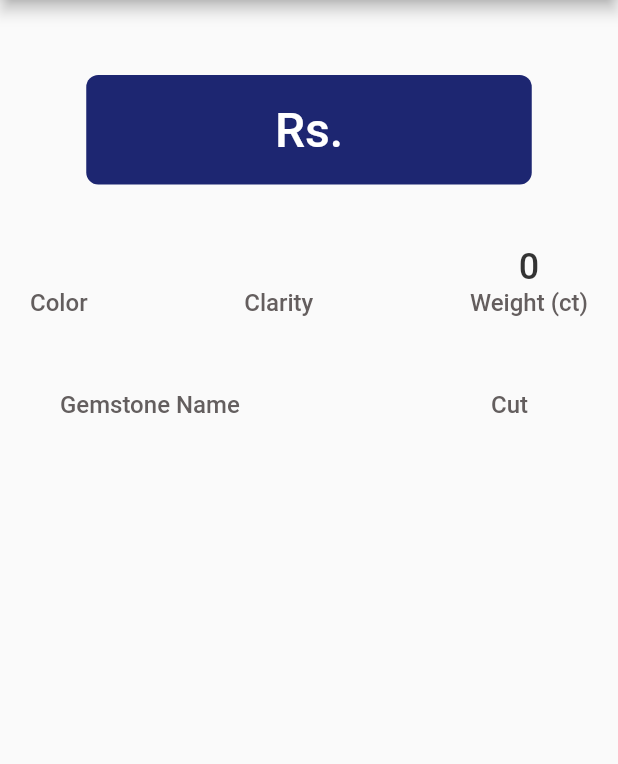
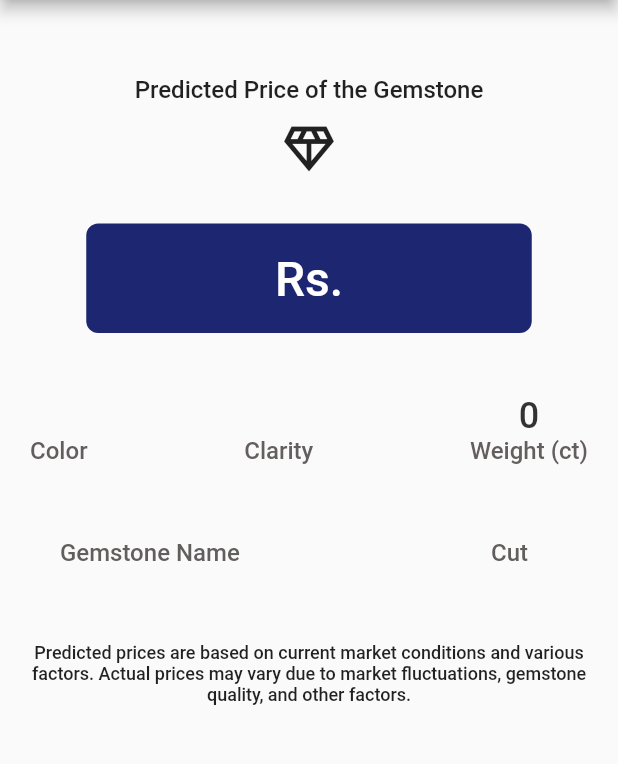
Before and after one commit to NuvinduSenarathne/Gemo_Mobile, a Flutter app: the PricePredictionResult screen opened directly with empty values, on a phone screen of 412 x 824 dp, the part 84-848 px from its top. Run offline on Flutter 3.47's test engine with Material 2 defaults, Android fonts, the phone set to English and light mode, and no system bars; our stand-ins replace camera, carousel_slider, cloud_firestore, firebase_auth, firebase_core, image_picker and 2 more; accounts and stored records are empty.

Commit message:
Major Changes

```diff
--- a/lib/screens/pricePrediction.dart
+++ b/lib/screens/pricePrediction.dart
@@ -43,7 +43,7 @@ class _PricePredictionState extends State<PricePrediction> {
   ];
   final List<String> cuts = [
     'Oval',
-    'Round',
+    'Peer',
     'Emerald',
     'Heart',
   ];
@@ -58,7 +58,7 @@ class _PricePredictionState extends State<PricePrediction> {
   final now = DateTime.now();
 
   Future<void> sendPredictionRequest(Map<String, dynamic> inputValues) async {
-    final url = Uri.parse('http://10.0.2.2:5001/predict');
+    final url = Uri.parse('http://10.0.2.2:5001/priceprediction');
     final headers = {
       'Content-Type': 'application/json', // Set the correct Content-Type header
     };
@@ -70,15 +70,14 @@ class _PricePredictionState extends State<PricePrediction> {
     );
 
     if (response.statusCode == 200) {
-      // print(response.body);
-      setState(() {
-        inputValues['Price'] = response.body;
-        print(inputValues);
-      });
-      // final responseData = json.decode(response.body);
-      // final predictedPrice = responseData['predicted_price'];
+      print(response.body);
+      final responseData = json.decode(response.body);
+      final predictedPrice = responseData['predicted_price'];
       // Process the predicted price as needed
-      // print('Predicted Price: $predictedPrice');
+      print('Predicted Price: $predictedPrice');
+
+      // Set the predicted price in your inputValues map
+      inputValues['Price'] = predictedPrice.toString();
     } else {
       print(
           'Failed to send prediction request. Status code: ${response.statusCode}');
--- a/lib/screens/pricePredictionResult.dart
+++ b/lib/screens/pricePredictionResult.dart
@@ -56,6 +56,20 @@ class _PricePredictionResultState extends State<PricePredictionResult> {
         child: Column(
           crossAxisAlignment: CrossAxisAlignment.center,
           children: [
+            Container(
+              margin: const EdgeInsets.fromLTRB(0, 0, 0, 10),
+              child: const Text(
+                'Predicted Price of the Gemstone',
+                style: TextStyle(fontWeight: FontWeight.w500, fontSize: 16),
+              ),
+            ),
+            Container(
+              margin: const EdgeInsets.fromLTRB(0, 0, 0, 30),
+              child: const Icon(
+                Icons.diamond_outlined,
+                size: 40,
+              ),
+            ),
             Container(
               margin: const EdgeInsets.fromLTRB(0, 0, 0, 40),
               width: 297,
@@ -213,6 +227,20 @@ class _PricePredictionResultState extends State<PricePredictionResult> {
                 )
               ],
             ),
+
+            Container(
+              margin: const EdgeInsets.fromLTRB(05, 50, 05, 10),
+              child: const Center(
+                child: Text(
+                  "Predicted prices are based on current market conditions and various factors. Actual prices may vary due to market fluctuations, gemstone quality, and other factors.",
+                  style: TextStyle(
+                    fontWeight: FontWeight.w500,
+                    fontSize: 12,
+                  ),
+                  textAlign: TextAlign.center, // Set text alignment here
+                ),
+              ),
+            ),
           ],
         ),
       ),
```
Also changed, not shown: lib/screens/gem_recommendation.dart (+51 -45 lines), lib/screens/gem_recommendationResults.dart (+33 -33 lines).
